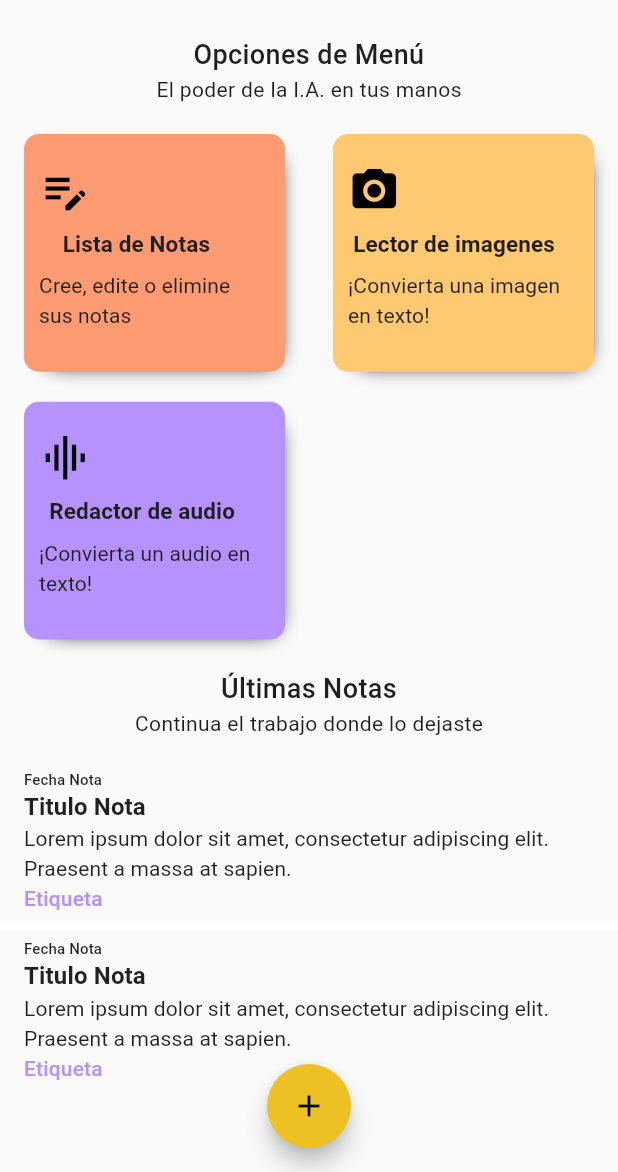
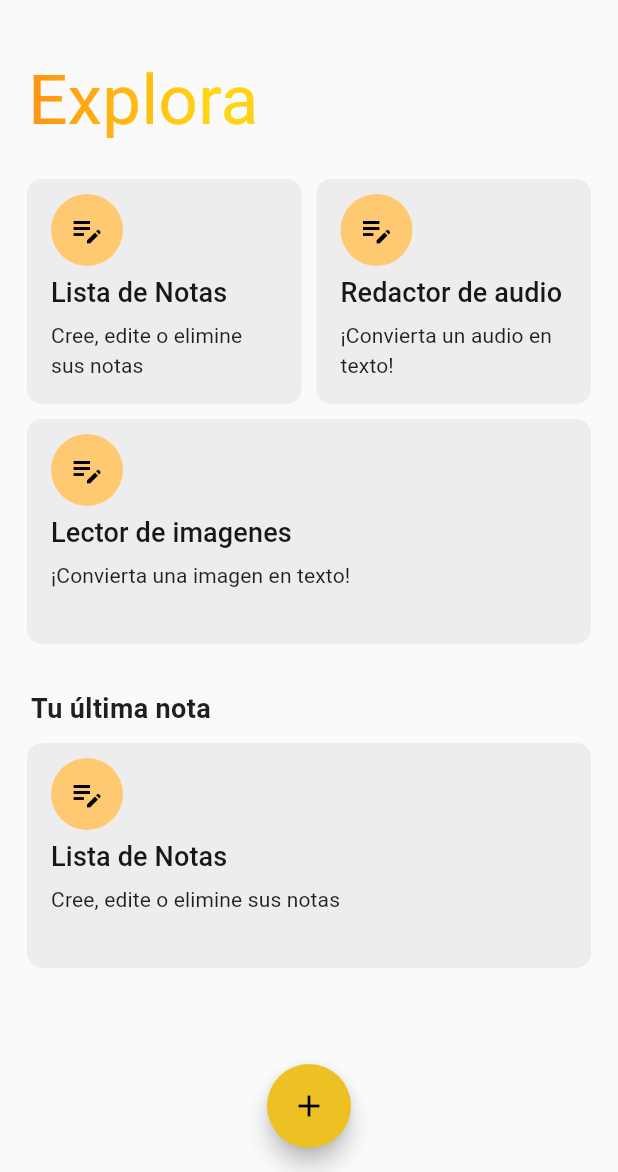
Before and after one commit to OsiNubis99/NoteApp-Frontend, a Flutter app: the HomeScreen screen opened by its route, on a phone screen of 412 x 824 dp, the part 64-1236 px from its top. Run offline on Flutter 3.47's test engine with Material 2 defaults, Android fonts, the phone set to English and light mode, and no system bars; drawn by our look-alikes of simple_gradient_text; our stand-ins replace dio, flutter_speed_dial, geolocator, image_cropper, image_picker, speech_to_text; missing offline and left inert: google_mlkit_text_recognition, quill_html_editor.

Commit message:
Home Style Fix

```diff
--- a/lib/presentation/screens/home/home_screen.dart
+++ b/lib/presentation/screens/home/home_screen.dart
@@ -1,14 +1,16 @@
 import 'package:flutter/material.dart';
-import 'package:note_app_frontend/presentation/screens/note/noteList_screen.dart';
-import 'package:note_app_frontend/presentation/screens/ocr-audio/ocrAudio_screen.dart';
-import 'package:note_app_frontend/presentation/widgets/shared/sidebar_menu.dart';
+import 'package:note_app_frontend/presentation/widgets/shared/appBarMenu.dart';
+import 'package:simple_gradient_text/simple_gradient_text.dart';
 
 import '../../../config/theme/app_theme.dart';
 import '../../widgets/home/menu_cards.dart';
+import '../../widgets/home/menu_item.dart';
+import '../../widgets/note/createNoteFAB_widget.dart';
 import '../../widgets/ocrcam/modal_optioncam.dart';
-import '../../widgets/shared/appBarMenu.dart';
+import '../../widgets/shared/sidebar_menu.dart';
 import '../note/noteEditor_screen.dart';
-
+import '../note/noteList_screen.dart';
+import '../ocr-audio/ocrAudio_screen.dart';
 
 class HomeScreen extends StatefulWidget {
   const HomeScreen({super.key});
@@ -20,172 +22,93 @@ class HomeScreen extends StatefulWidget {
 class _HomeScreenState extends State<HomeScreen> {
   @override
   Widget build(BuildContext context) {
-    return  Scaffold(
-      backgroundColor: AppTheme.bgGray,
-      drawer: const SideBar(),
-      appBar: AppBarMenu(context),
-      body:
-              SafeArea(
-                child: Padding(
-                  padding: const EdgeInsets.symmetric(horizontal: 0,vertical: 10),
-                  child: Column(
-                    children: const [
-
-                      // Primera sección : Menu de opciones
-                       Align(
-                        alignment: Alignment.center,
-                        child: Text('Opciones de Menú',textAlign: TextAlign.center,style: TextStyle(fontWeight: FontWeight.w500,fontSize: 18),),
-                      ),
-                       Text('El poder de la I.A. en tus manos'),
-                       SizedBox(height: 20,),
-
-
-                       MenuOptions(),
-
-                      // Primera sección : Últimas 3 notas
-                       SizedBox(height: 20,),
-                       Align(
-                        alignment: Alignment.center,
-                        child: Text('Últimas Notas',textAlign: TextAlign.center,style: TextStyle(fontWeight: FontWeight.w500,fontSize: 18),),
-                      ),
-                       Text('Continua el trabajo donde lo dejaste'),
-                       SizedBox(height: 20,),
-
-
-                     LastNotes(),
-
-
-                    SizedBox(height: 50,),
-
-
-
-
-
-                    ],
-                  ),
-                ),
-              )
-           ,
-       floatingActionButton:
-
-          FloatingActionButton(
-            heroTag: "Create",
-            shape: const StadiumBorder(),
-            backgroundColor: AppTheme.primary,
-            onPressed: () {
-              final route = MaterialPageRoute(
-                builder: (context) => NoteEditorScreen(),
-              );
-              Navigator.pushReplacement(context, route);
-            },
-            child: const Icon(Icons.add,color: AppTheme.text_dark),
-          ),
-
-
-       floatingActionButtonLocation: FloatingActionButtonLocation.centerFloat,
+    return Scaffold(
+      appBar:                       AppBarMenu(context),
+      drawer:                       const SideBar(),
+      body:                         const SafeArea(child: BodyContent()) ,
+      floatingActionButton:         const CreateNoteFAB(),
+      floatingActionButtonLocation: FloatingActionButtonLocation.centerFloat,
     );
   }
 }
 
-class LastNotes extends StatelessWidget {
-  const LastNotes({
+class BodyContent extends StatelessWidget {
+  const BodyContent({
     super.key,
   });
 
   @override
   Widget build(BuildContext context) {
-    return ListView.separated(
-      //padding: const EdgeInsets.symmetric(horizontal: 20,vertical: 10),
-      scrollDirection: Axis.vertical,
-      shrinkWrap: true,
-      itemBuilder: (BuildContext context, int index) {
-        return const NoteItem() ;
-      },
-      separatorBuilder: (BuildContext context, int index) => const Divider(thickness: 5,),
-      itemCount: 2);
-  }
-}
+    return Padding(
+      padding: const EdgeInsets.symmetric(horizontal: 18,vertical: 10) ,
+      child:
+        Column(
+          mainAxisSize: MainAxisSize.min,
+          children:
+         [
+           const SizedBox(
+            height: 10,
+          ),
+          //const Text('Explora el poder de la',textAlign: TextAlign.left, style: TextStyle(fontWeight: FontWeight.w300,fontSize: 32)),
+         // const Text('Inteligencia Artificial',textAlign: TextAlign.left, style: TextStyle(fontWeight: FontWeight.w500,fontSize: 32,)),
 
-class NoteItem extends StatelessWidget {
-  const NoteItem({
-    super.key,
-  });
+          GradientText(
+    'Explora                   ',
+    style: const TextStyle(
+        fontSize: 46.0,
+    ),
+    colors: const [
+             Color.fromARGB(255, 255, 148, 17),
+             Color.fromARGB(255, 255, 216, 21),
+             Color.fromARGB(255, 255, 181, 21),
+             Color.fromARGB(255, 222, 126, 1),
+    ],
+),
+          const SizedBox(
+            height: 20,
+          ),
 
-  @override
-  Widget build(BuildContext context) {
-    return Align(
-      alignment: Alignment.topLeft,
-      child: MaterialButton(
-        onPressed: () {  },
-        child: Column(
-        mainAxisSize: MainAxisSize.max,
-        crossAxisAlignment: CrossAxisAlignment.start,
-        children: const [
-         Text('Fecha Nota', textAlign: TextAlign.left ,style: TextStyle(fontSize: 10),),
-         Text('Titulo Nota',textAlign: TextAlign.left , style: TextStyle(fontSize: 16 , fontWeight: FontWeight.bold),),
-         Text('Lorem ipsum dolor sit amet, consectetur adipiscing elit. Praesent a massa at sapien.',textAlign: TextAlign.left, style: TextStyle(fontSize: 14, fontWeight: FontWeight.w400),),
-         Text('Etiqueta',textAlign: TextAlign.left, style: TextStyle(fontSize: 14,color: AppTheme.note_3),),
+          Row(
+             crossAxisAlignment: CrossAxisAlignment.center,
+            children:  [
+               Expanded(
+                child:
+                HomeItem(title: 'Lista de Notas     ',    bodyText: 'Cree, edite o elimine sus notas', color: AppTheme.note_1, icon: Icons.edit_note,               onPressed: () {final route = MaterialPageRoute(builder: (context) => const NoteListScreen());  Navigator.pushReplacement(context, route); },),
+              ),
+                Container(
+                  width: 10,
+                ),
+
+                Expanded(
+                child:
+                HomeItem(title: 'Redactor de audio     ',    bodyText: '¡Convierta un audio en texto!', color: AppTheme.note_1, icon: Icons.edit_note,               onPressed: () {final route = MaterialPageRoute(builder: (context) => const OcrAudioScreen());  Navigator.pushReplacement(context, route); },),
+              ),
 
 
-        ],), )
+          ], ),
+
+
+          const SizedBox(
+            height: 10,
+          ),
+
+           HomeItem(title: 'Lector de imagenes     ',    bodyText: '¡Convierta una imagen en texto!', color: AppTheme.note_1, icon: Icons.edit_note,               onPressed: () { optionOcrCam(context); },),
+
+          const SizedBox(
+            height: 30,
+          ),
+
+
+          const Text('Tu última nota                                                     ' , style: TextStyle(fontWeight: FontWeight.bold,fontSize: 18,)),
+
+           const SizedBox(
+            height: 10,
+          ),
+
+            HomeItem(title: 'Lista de Notas     ',    bodyText: 'Cree, edite o elimine sus notas', color: AppTheme.note_1, icon: Icons.edit_note,               onPressed: () {final route = MaterialPageRoute(builder: (context) => const NoteListScreen());  Navigator.pushReplacement(context, route); },),
+
+        ],
+    )
     );
   }
 }
-
-class MenuOptions extends StatelessWidget {
-  const MenuOptions({
-    super.key,
-  });
-
-  @override
-  Widget build(BuildContext context) {
-    return
-
-GridView.count(
-                  crossAxisCount: 2,
-                  scrollDirection: Axis.vertical,
-                  shrinkWrap: true,
-                  childAspectRatio: 1.30,
-                  crossAxisSpacing: 0,
-                  mainAxisSpacing:  20,
-                  children:   [
-                     MenuItem( title: 'Lista de Notas     ',    bodyText: 'Cree, edite o elimine sus notas', color: AppTheme.note_1, icon: Icons.edit_note,               onPressed: () {final route = MaterialPageRoute(builder: (context) => const NoteListScreen());  Navigator.pushReplacement(context, route); },),
-                     MenuItem( title: 'Lector de imagenes  ',bodyText: '¡Convierta una imagen en texto!', color: AppTheme.note_2, icon: Icons.photo_camera,               onPressed: () { optionOcrCam(context); },),
-                     MenuItem( title: 'Redactor de audio   ', bodyText: '¡Convierta un audio en texto!',   color: AppTheme.note_3, icon: Icons.multitrack_audio_outlined, onPressed: () {final route = MaterialPageRoute(builder: (context) => const OcrAudioScreen());  Navigator.pushReplacement(context, route); },),
-
-                    ]
-                  );
-
-      // Text('Opciones de Menú',textAlign: TextAlign.center,style: TextStyle(fontWeight: FontWeight.w500,fontSize: 18),),
-  }
-}
-
-class MenuItem extends StatelessWidget {
-
-  final VoidCallback onPressed;
-  final String title;
-  final IconData   icon;
-  final Color  color;
-  final String bodyText;
-
-
-  const MenuItem({
-    super.key, required this.title, required this.icon, required this.color, required this.bodyText, required this.onPressed,
-  });
-
-
-
-  @override
-  Widget build(BuildContext context) {
-    return MaterialButton(
-      onPressed: onPressed,
-
-      child:  OptionCard(
-        title: title,
-        theme: color,
-        icono: icon,
-        body: bodyText
-      ),
-    );
-  }
-}
--- /dev/null
+++ b/lib/presentation/widgets/home/menu_item.dart
@@ -0,0 +1,80 @@
+
+import 'package:flutter/material.dart';
+
+import '../../../config/theme/app_theme.dart';
+
+class HomeItem extends StatelessWidget {
+
+  final VoidCallback onPressed;
+  final String title;
+  final IconData   icon;
+  final Color  color;
+  final String bodyText;
+
+
+
+  const HomeItem({
+    super.key, required this.onPressed, required this.title, required this.icon, required this.color, required this.bodyText,
+  });
+
+  @override
+  Widget build(BuildContext context) {
+    return
+
+    Container(
+        height: 150,
+        width: double.maxFinite,
+        decoration: const BoxDecoration(
+           borderRadius: BorderRadius.all(Radius.circular(10)),
+           color : Color.fromARGB(255, 237, 237, 237),
+        ),
+
+      child:
+        MaterialButton(
+        onPressed: onPressed,
+
+        child:
+      Padding(
+        padding: const EdgeInsets.symmetric(horizontal: 0,vertical: 10),
+        child: Column(
+          children: [
+            Align(
+        alignment: Alignment.topLeft,
+        child:
+            Container(
+          decoration: const ShapeDecoration(
+            color: AppTheme.note_2,
+            shape: CircleBorder(),
+          ),
+          child: IconButton(
+            icon: Icon(icon),
+            color: AppTheme.text_dark,
+            onPressed: () {},
+          ),
+        )
+        ),
+
+        const SizedBox(height: 5,),
+
+           Align(
+        alignment: Alignment.topLeft,
+        child:
+         Text(title,textAlign: TextAlign.left,style: const TextStyle(fontWeight: FontWeight.w500,fontSize: 18,color: Color.fromARGB(255, 23, 23, 23))),
+          ),
+
+        const SizedBox(height: 5,),
+
+          Align(
+        alignment: Alignment.topLeft,
+        child:
+         Text(bodyText,textAlign: TextAlign.left,style: const TextStyle(fontWeight: FontWeight.w400,fontSize: 14)),
+          ),
+          ],
+        ),
+      ) ,
+        )
+      );
+
+
+  }
+}
--- /dev/null
+++ b/lib/presentation/widgets/note/createNoteFAB_widget.dart
@@ -0,0 +1,26 @@
+import 'package:flutter/material.dart';
+
+import '../../../config/theme/app_theme.dart';
+import '../../screens/note/noteEditor_screen.dart';
+
+class CreateNoteFAB extends StatelessWidget {
+  const CreateNoteFAB({
+    super.key,
+  });
+
+  @override
+  Widget build(BuildContext context) {
+    return FloatingActionButton(
+         heroTag: "Create",
+         shape: const StadiumBorder(),
+         backgroundColor: AppTheme.primary,
+         onPressed: () {
+           final route = MaterialPageRoute(
+             builder: (context) => NoteEditorScreen(),
+           );
+           Navigator.pushReplacement(context, route);
+         },
+         child: const Icon(Icons.add,color: AppTheme.text_dark),
+       );
+  }
+}
--- a/pubspec.yaml
+++ b/pubspec.yaml
@@ -46,6 +46,7 @@ dependencies:
   image_picker: ^0.8.9
   image_cropper: ^4.0.1
   flutter_speed_dial: ^7.0.0
+  simple_gradient_text: ^1.2.4
 
 dev_dependencies:
   flutter_test:
```
Also changed, not shown: pubspec.lock.
